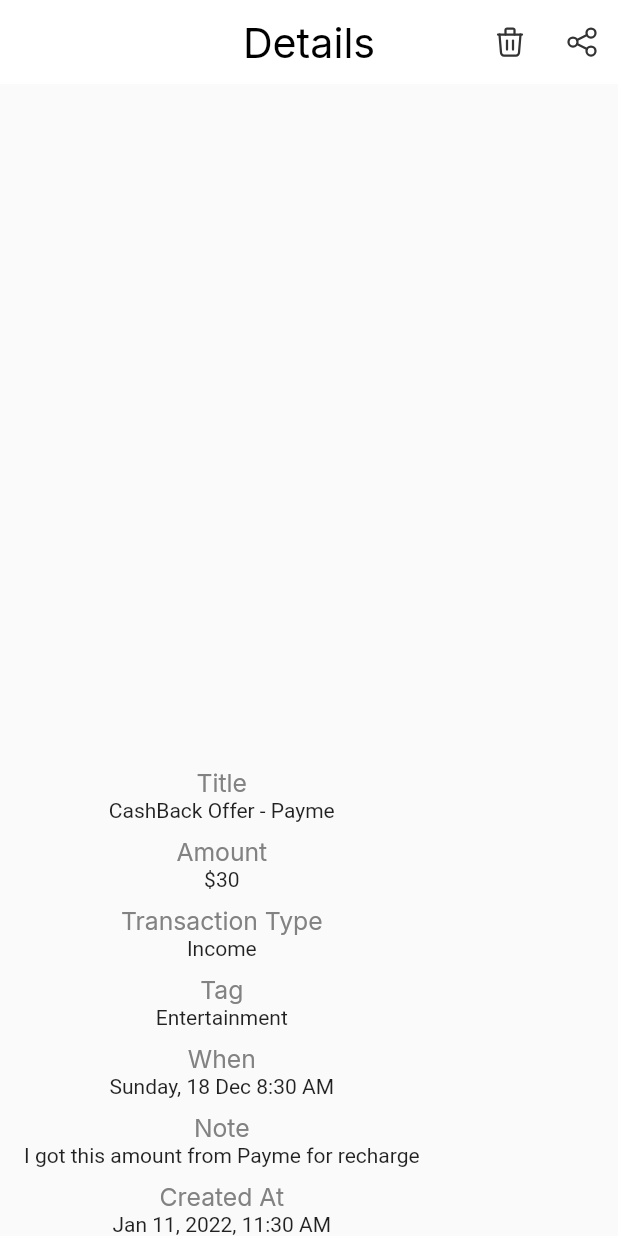
After one commit to HackRonin/mina, a Flutter app: the DetailsBody screen opened directly, on a phone screen of 412 x 824 dp. The commit adds this screen. Run offline on Flutter 3.47's test engine with Material 2 defaults, Android fonts, the phone set to English and light mode, and no system bars; our stand-ins replace flutter_svg, get, google_fonts, sizer; statements that could not run were skipped.

Commit message:
Details_Screen

```diff
--- /dev/null
+++ b/lib/app/screens/details_screen/components/details_screen_body.dart
@@ -0,0 +1,68 @@
+import 'package:flutter/material.dart';
+import 'package:mina/app/config/app_color.dart';
+import 'package:mina/app/config/app_textstyle.dart';
+import 'package:flutter_svg/flutter_svg.dart';
+
+class DetailsBody extends StatelessWidget {
+  const DetailsBody({Key? key}) : super(key: key);
+
+  @override
+  Widget build(BuildContext context) {
+    return Scaffold(
+      appBar: AppBar(
+        title: Text(
+          "Details",
+          style: AppTextStyle.screenTitleStyle,
+        ),
+        backgroundColor: AppColor.primaryColor,
+        centerTitle: true,
+        actions: [
+          IconButton(
+              onPressed: () {},
+              icon: SvgPicture.asset('assets/icons/Framedelete.svg')),
+          IconButton(
+              onPressed: () {},
+              icon: SvgPicture.asset('assets/icons/share.svg'))
+        ],
+        elevation: 0,
+      ),
+      body: Padding(
+        padding: const EdgeInsets.symmetric(horizontal: 16),
+        child: Column(
+          children: [
+            const Spacer(flex: 3),
+            detailsTitleAndText('Title', 'CashBack Offer - Payme'),
+            const SizedBox(height: 10),
+            detailsTitleAndText('Amount', '\$30'),
+            const SizedBox(height: 10),
+            detailsTitleAndText('Transaction Type', 'Income'),
+            const SizedBox(height: 10),
+            detailsTitleAndText('Tag', 'Entertainment'),
+            const SizedBox(height: 10),
+            detailsTitleAndText('When', 'Sunday, 18 Dec 8:30 AM'),
+            const SizedBox(height: 10),
+            detailsTitleAndText(
+                'Note', 'I got this amount from Payme for recharge'),
+            const SizedBox(height: 10),
+            detailsTitleAndText('Created At', 'Jan 11, 2022, 11:30 AM'),
+          ],
+        ),
+      ),
+    );
+  }
+
+  Column detailsTitleAndText(String title, String text) {
+    return Column(
+      children: [
+        Text(
+          title,
+          style: AppTextStyle.detailsTitleTextStyle,
+        ),
+        Text(
+          text,
+          style: AppTextStyle.detailsTextStyle,
+        ),
+      ],
+    );
+  }
+}
--- a/lib/presentation/features/root_page/root_page_screen.dart
+++ b/lib/presentation/features/root_page/root_page_screen.dart
@@ -3,8 +3,8 @@ import 'package:mina/app/config/app_color.dart';
 
 import 'components/screen_switch.dart';
 
-class RootPageScreens extends StatefulWidget{
-  RootPageScreens({Key? key}) : super(key: key);
+class RootPageScreens extends StatefulWidget {
+  const RootPageScreens({Key? key}) : super(key: key);
 
   @override
   State<RootPageScreens> createState() => _RootPageScreensState();
@@ -26,7 +26,6 @@ class _RootPageScreensState extends State<RootPageScreens> {
           backgroundColor: AppColor.primaryColor,
           actions: [
             DropdownButton(
-
               // Initial Value
               value: dropdownvalue,
 
@@ -45,14 +44,13 @@ class _RootPageScreensState extends State<RootPageScreens> {
               onChanged: (String? newValue) {
                 setState(() {
                   dropdownvalue = newValue!;
-
                 });
               },
             ),
           ],
         ),
-      body: ScreenSwitch(selectedValue: dropdownvalue,)
-    );
+        body: ScreenSwitch(
+          selectedValue: dropdownvalue,
+        ));
   }
-
 }
--- a/pubspec.yaml
+++ b/pubspec.yaml
@@ -18,7 +18,7 @@ publish_to: 'none' # Remove this line if you wish to publish to pub.dev
 version: 1.0.0+1
 
 environment:
-  sdk: ">=2.17.0-69.0.dev <3.0.0"
+  sdk: ">=2.16.0-69.0.dev <3.0.0"
 
 # Dependencies specify other packages that your package needs in order to work.
 # To automatically upgrade your package dependencies to the latest versions
@@ -37,6 +37,7 @@ dependencies:
   # The following adds the Cupertino Icons font to your application.
   # Use with the CupertinoIcons class for iOS style icons.
   cupertino_icons: ^1.0.2
+  flutter_svg: ^1.0.3
 
 dev_dependencies:
   flutter_test:
```
Also changed, not shown: assets/icons/Frameback.svg (added), assets/icons/Framedelete.svg (added), lib/app/screens/details_screen/details_screen.dart (added), pubspec.lock. Lines whose indentation alone changed are shown as unchanged.
